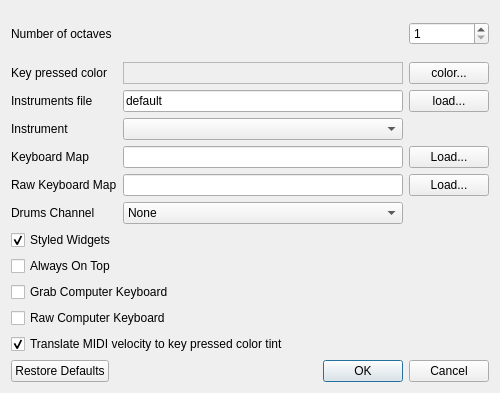
The window that trunk/src/preferences.ui (svn2github/vmpk) describes before a commit, drawn with Qt 5.
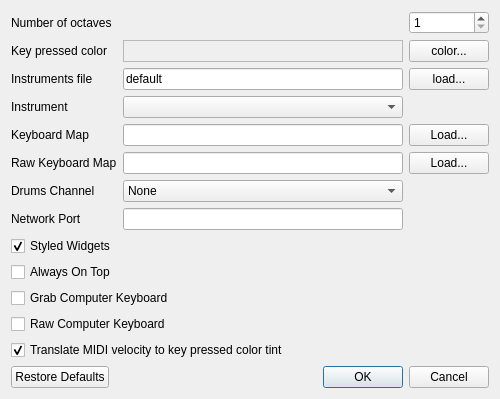
The same window after the commit.

Commit message: work on Symbian port

Diff of the .ui file:
```diff
--- a/trunk/src/preferences.ui
+++ b/trunk/src/preferences.ui
@@ -24,7 +24,7 @@
     <x>0</x>
     <y>0</y>
     <width>500</width>
-    <height>393</height>
+    <height>391</height>
    </rect>
   </property>
   <property name="minimumSize">
@@ -228,7 +228,7 @@
      </property>
     </widget>
    </item>
-   <item row="7" column="0" colspan="3">
+   <item row="8" column="0" colspan="3">
     <widget class="QCheckBox" name="chkStyledKnobs">
      <property name="whatsThis">
       <string>Change the widget (knobs, switches) style, either using the custom look or reverting to the style selected in qtconfig.</string>
@@ -241,7 +241,7 @@
      </property>
     </widget>
    </item>
-   <item row="8" column="0" colspan="3">
+   <item row="9" column="0" colspan="3">
     <widget class="QCheckBox" name="chkAlwaysOnTop">
      <property name="whatsThis">
       <string>Check this box to keep the keyboard window always visible, on top of other windows.</string>
@@ -251,7 +251,7 @@
      </property>
     </widget>
    </item>
-   <item row="9" column="0" colspan="3">
+   <item row="10" column="0" colspan="3">
     <widget class="QCheckBox" name="chkGrabKb">
      <property name="whatsThis">
       <string>&lt;!DOCTYPE HTML PUBLIC &quot;-//W3C//DTD HTML 4.0//EN&quot; &quot;http://www.w3.org/TR/REC-html40/strict.dtd&quot;&gt;
@@ -265,7 +265,7 @@
      </property>
     </widget>
    </item>
-   <item row="10" column="0" colspan="3">
+   <item row="11" column="0" colspan="3">
     <widget class="QCheckBox" name="chkRawKeyboard">
      <property name="whatsThis">
       <string>&lt;!DOCTYPE HTML PUBLIC &quot;-//W3C//DTD HTML 4.0//EN&quot; &quot;http://www.w3.org/TR/REC-html40/strict.dtd&quot;&gt;
@@ -282,7 +282,7 @@
      </property>
     </widget>
    </item>
-   <item row="12" column="0" colspan="3">
+   <item row="13" column="0" colspan="3">
     <widget class="QDialogButtonBox" name="buttonBox">
      <property name="standardButtons">
       <set>QDialogButtonBox::Cancel|QDialogButtonBox::Ok|QDialogButtonBox::RestoreDefaults</set>
@@ -383,7 +383,7 @@
      </item>
     </widget>
    </item>
-   <item row="11" column="0" colspan="3">
+   <item row="12" column="0" colspan="3">
     <widget class="QCheckBox" name="chkVelocityColor">
      <property name="text">
       <string>Translate MIDI velocity to key pressed color tint</string>
@@ -393,6 +393,19 @@
      </property>
     </widget>
    </item>
+   <item row="7" column="0">
+    <widget class="QLabel" name="lblNetworkPort">
+     <property name="text">
+      <string>Network Port</string>
+     </property>
+     <property name="buddy">
+      <cstring>txtNetworkPort</cstring>
+     </property>
+    </widget>
+   </item>
+   <item row="7" column="1">
+    <widget class="QLineEdit" name="txtNetworkPort"/>
+   </item>
   </layout>
  </widget>
  <layoutdefault spacing="6" margin="11"/>
```
Left out of the diff: 2 changed lines with no effect on the pictures. The commit also changes 14 other files.
